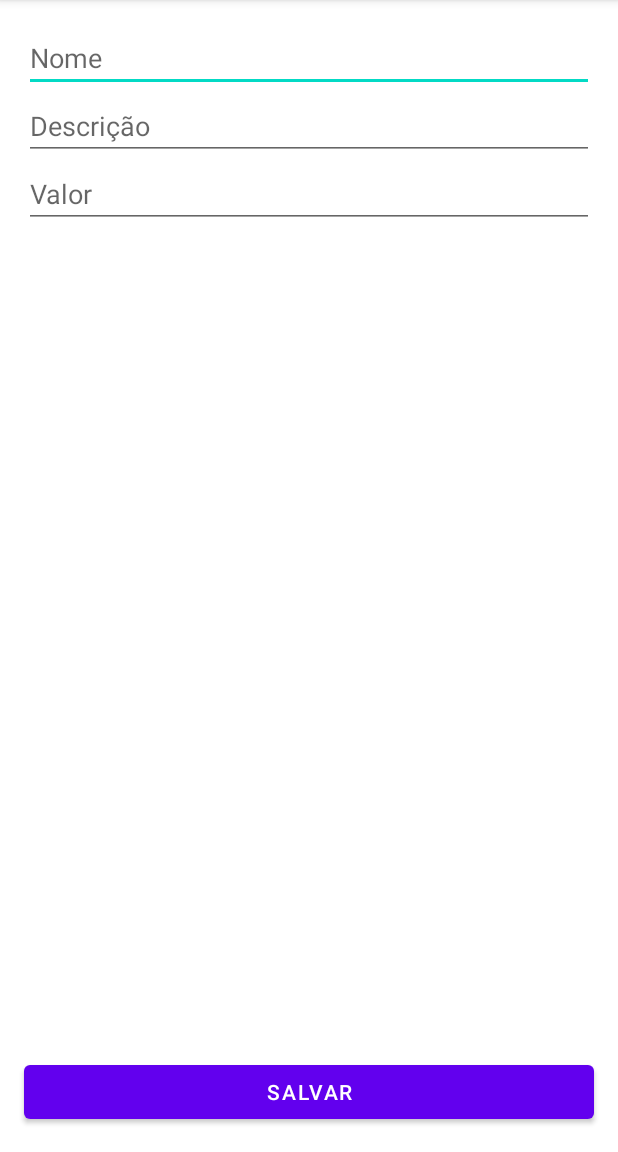
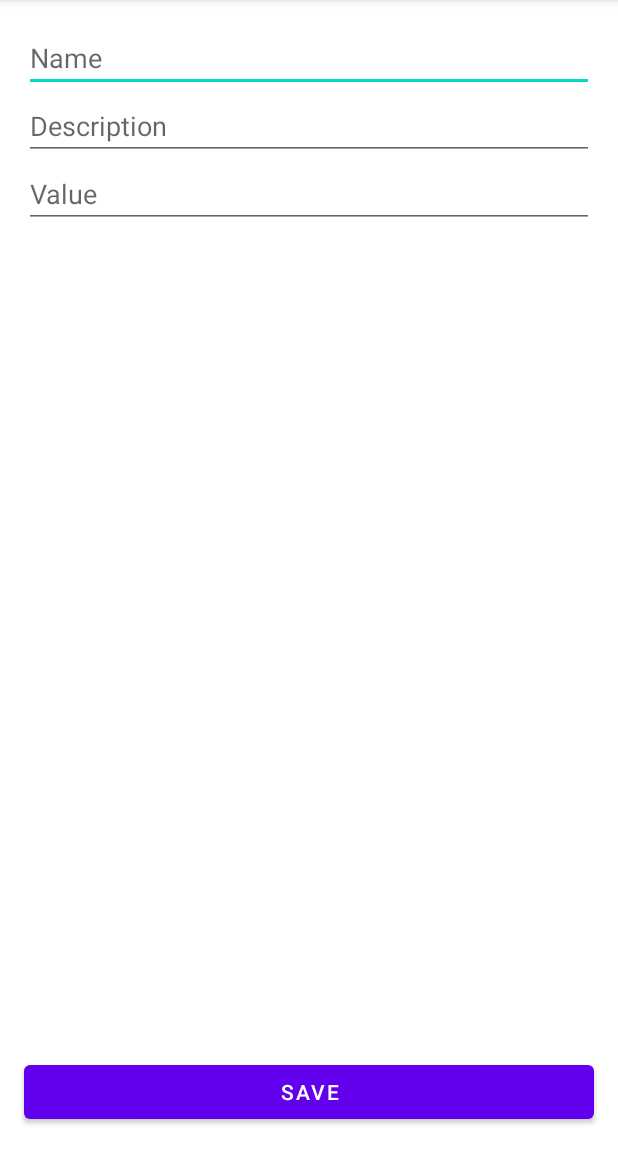
Before and after one commit to vinicius-ma/orgs, an Android app: the ProductFormActivity screen opened directly, with no data from a screen before it, on a phone screen of 412 x 824 dp, the part 84-1236 px from its top. Run offline under Robolectric (Android 15) with nearby library versions, the phone set to English and light mode, and no system bars.

Commit message:
resolving project problems

```diff
--- a/app/build.gradle
+++ b/app/build.gradle
@@ -11,8 +11,8 @@ android {
         applicationId "br.com.vinma.orgs"
         minSdk 26
         targetSdk 33
-        versionCode 1
-        versionName "1.0.0"
+        versionCode 2
+        versionName "1.0.1"
 
         testInstrumentationRunner "androidx.test.runner.AndroidJUnitRunner"
         vectorDrawables {
--- a/app/src/main/AndroidManifest.xml
+++ b/app/src/main/AndroidManifest.xml
@@ -12,9 +12,9 @@
         android:supportsRtl="true"
         android:theme="@style/Theme.Orgs"
         tools:targetApi="31">
-        <activity android:name=".ui.activity.ui.ProductFormActivity" />
+        <activity android:name=".ui.activity.ProductFormActivity" />
         <activity
-            android:name=".ui.activity.ui.ProductsListActivity"
+            android:name=".ui.activity.ProductsListActivity"
             android:exported="true"
             >
             <intent-filter>
--- a/app/src/main/java/br/com/vinma/orgs/ui/activity/ui/ProductFormActivity.kt
+++ b/app/src/main/java/br/com/vinma/orgs/ui/activity/ProductFormActivity.kt
@@ -1,4 +1,4 @@
-package br.com.vinma.orgs.ui.activity.ui
+package br.com.vinma.orgs.ui.activity
 
 import android.os.Bundle
 import android.widget.Button
--- a/app/src/main/java/br/com/vinma/orgs/ui/recyclerview/adapter/ProductListAdapter.kt
+++ b/app/src/main/java/br/com/vinma/orgs/ui/recyclerview/adapter/ProductListAdapter.kt
@@ -40,7 +40,7 @@ class ProductListAdapter(
 
         fun bind(product: Product) {
             binding.productItemName.text = product.name
-            binding.productItemDescription.text = product.description
+            binding.productItemDescr.text = product.description
             binding.productItemPrice.text = product.formattedPrice()
         }
     }
--- a/app/src/main/res/layout/activity_product_form.xml
+++ b/app/src/main/res/layout/activity_product_form.xml
@@ -22,7 +22,7 @@
         app:layout_constraintVertical_bias="0.0"
         android:layout_marginTop="16dp"
         android:layout_marginHorizontal="16dp"
-        android:hint="Nome"
+        android:hint="@string/activity_product_form_name_hint"
         android:autofillHints=""
         android:inputType="textCapWords|textAutoComplete"
         android:nextFocusForward="@id/activity_product_form_descr"
@@ -37,7 +37,7 @@
         app:layout_constraintStart_toStartOf="@id/activity_product_form_name"
         app:layout_constraintEnd_toEndOf="@id/activity_product_form_name"
         app:layout_constraintVertical_bias="0.0"
-        android:hint="Descrição"
+        android:hint="@string/activity_product_form_descr_hint"
         android:autofillHints=""
         android:inputType="textAutoComplete|textCapSentences"
         android:nextFocusForward="@id/activity_product_form_price"
@@ -51,7 +51,7 @@
         app:layout_constraintBottom_toBottomOf="parent"
         app:layout_constraintStart_toStartOf="@id/activity_product_form_name"
         app:layout_constraintEnd_toEndOf="@id/activity_product_form_name"
-        android:hint="Valor"
+        android:hint="@string/activity_product_form_price_hint"
         app:layout_constraintVertical_bias="0.0"
         android:autofillHints=""
         android:inputType="numberDecimal"
@@ -61,7 +61,7 @@
         android:id="@+id/activity_product_form_button_save"
         android:layout_width="0dp"
         android:layout_height="wrap_content"
-        android:text="Salvar"
+        android:text="@string/activity_product_form_save_button"
         app:layout_constraintTop_toBottomOf="@id/activity_product_form_price"
         app:layout_constraintBottom_toBottomOf="parent"
         app:layout_constraintStart_toStartOf="@id/activity_product_form_name"
--- a/app/src/main/res/layout/activity_products_list.xml
+++ b/app/src/main/res/layout/activity_products_list.xml
@@ -7,7 +7,7 @@
     >
     <!-- NOME -->
     <androidx.recyclerview.widget.RecyclerView
-        android:id="@+id/activity_main_recyclerview"
+        android:id="@+id/activity_product_list_recyclerview"
         android:layout_width="0dp"
         android:layout_height="0dp"
         android:layout_marginTop="8dp"
@@ -20,7 +20,7 @@
         />
     <!-- FAB -->
     <com.google.android.material.floatingactionbutton.FloatingActionButton
-        android:id="@+id/activity_main_fab_new_product"
+        android:id="@+id/activity_product_form_button_save"
         android:layout_width="wrap_content"
         android:layout_height="wrap_content"
         app:layout_constraintBottom_toBottomOf="parent"
@@ -34,7 +34,7 @@
         android:layout_margin="16dp"
         android:foreground="@android:drawable/ic_input_add"
         android:foregroundTint="@color/black"
-        android:contentDescription="Adicionar produto"
+        android:contentDescription="@string/activity_products_list_fab_description"
         />
 
 </androidx.constraintlayout.widget.ConstraintLayout>
--- a/app/src/main/res/layout/product_item.xml
+++ b/app/src/main/res/layout/product_item.xml
@@ -36,7 +36,7 @@
             />
         <!-- PRODUCT ITEM DESCRIPTION -->
         <TextView
-            android:id="@+id/product_item_description"
+            android:id="@+id/product_item_descr"
             android:layout_width="0dp"
             android:layout_height="wrap_content"
             app:layout_constraintTop_toBottomOf="@+id/product_item_name"
--- a/app/src/main/res/values/strings.xml
+++ b/app/src/main/res/values/strings.xml
@@ -1,4 +1,8 @@
 <resources>
     <string name="app_name">Orgs</string>
-    <string name="title_activity_product_form">ProductFormActivity</string>
+    <string name="activity_product_form_name_hint">Name</string>
+    <string name="activity_product_form_descr_hint">Description</string>
+    <string name="activity_product_form_price_hint">Value</string>
+    <string name="activity_product_form_save_button">Save</string>
+    <string name="activity_products_list_fab_description">Add product</string>
 </resources>
```
Also changed, not shown: app/src/main/java/br/com/vinma/orgs/ui/activity/ProductsListActivity.kt (renamed from app/src/main/java/br/com/vinma/orgs/ui/activity/ui/ProductsListActivity.kt, +3 -6 lines), app/src/main/res/drawable/ic_launcher_foreground.xml (renamed from app/src/main/res/drawable-v24/ic_launcher_foreground.xml), 2 other files.
